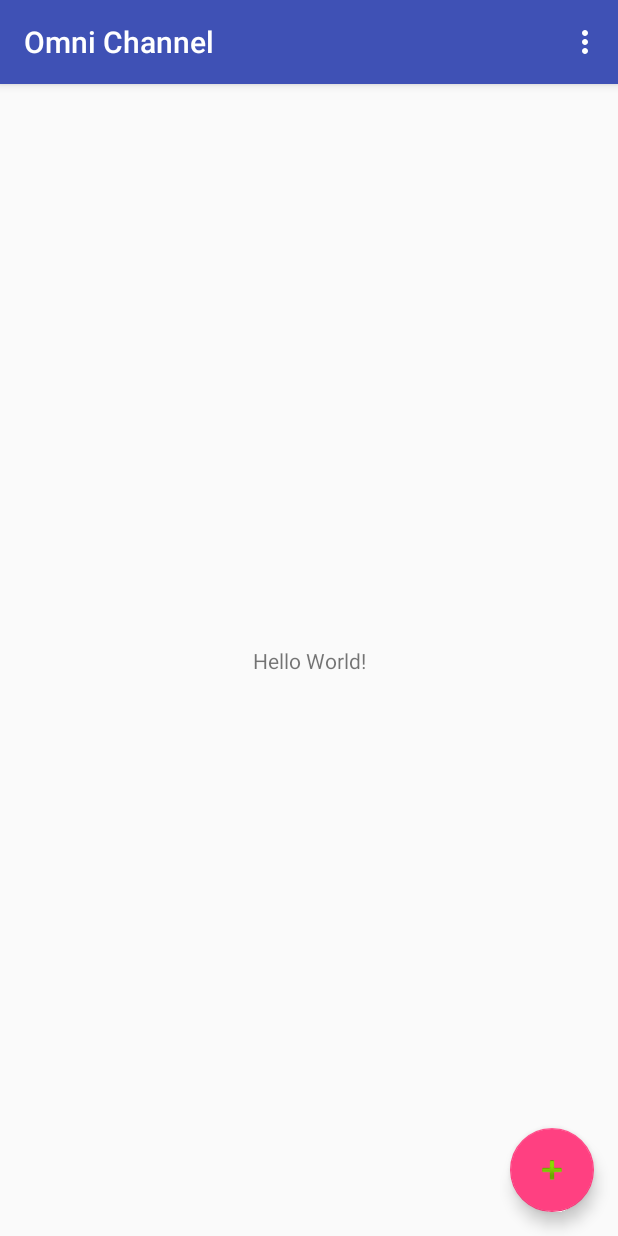
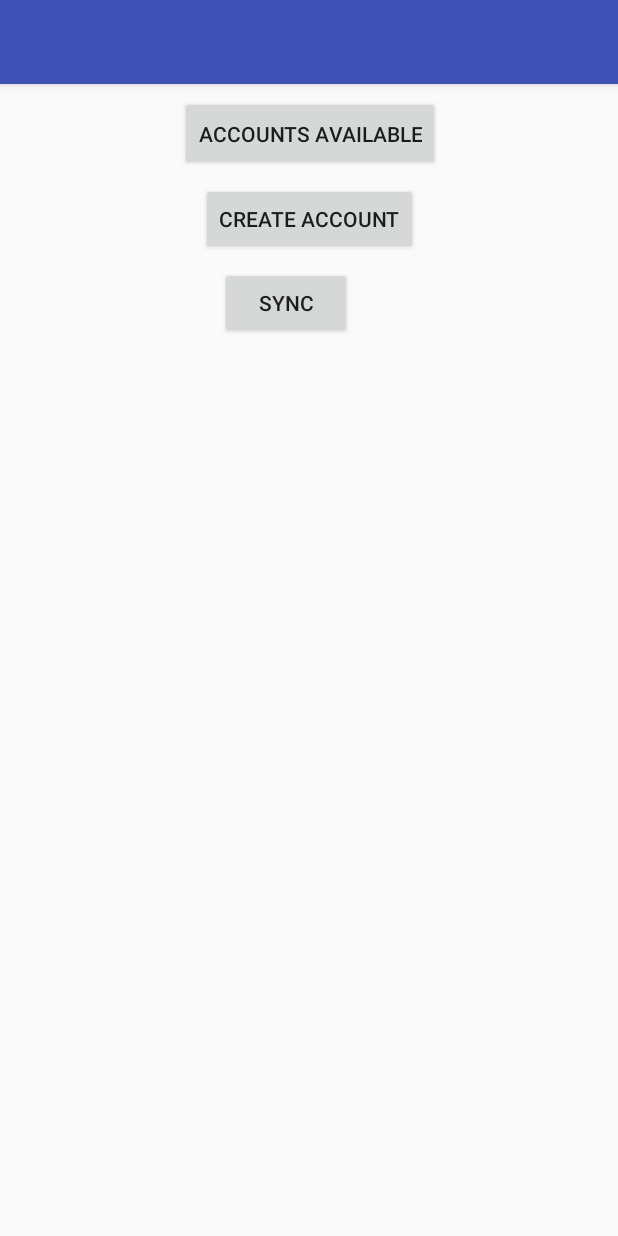
Before and after one commit to tdhlakama/omni, an Android app: the screen it shows after launch (MainActivity), on a phone screen of 412 x 824 dp. Run offline under Robolectric (Android 15) with nearby library versions, the phone set to English and light mode, and no system bars.

Commit message:
created activites for account creation and list view

```diff
--- a/app/build.gradle
+++ b/app/build.gradle
@@ -26,4 +26,5 @@ dependencies {
     testImplementation 'junit:junit:4.12'
     androidTestImplementation 'com.android.support.test:runner:1.0.1'
     androidTestImplementation 'com.android.support.test.espresso:espresso-core:3.0.1'
+    implementation 'com.android.support:cardview-v7:26.1.0'
 }
--- a/app/src/main/java/zw/co/tk/omnichannel/MainActivity.java
+++ b/app/src/main/java/zw/co/tk/omnichannel/MainActivity.java
@@ -1,6 +1,8 @@
 package zw.co.tk.omnichannel;
 
+import android.content.Intent;
 import android.os.Bundle;
+import android.support.constraint.ConstraintLayout;
 import android.support.design.widget.FloatingActionButton;
 import android.support.design.widget.Snackbar;
 import android.support.v7.app.AppCompatActivity;
@@ -8,22 +10,36 @@ import android.support.v7.widget.Toolbar;
 import android.view.View;
 import android.view.Menu;
 import android.view.MenuItem;
+import android.widget.Button;
 
-public class MainActivity extends AppCompatActivity {
+public class MainActivity extends MenuBar {
+
+    Button createAccountBtn;
+    Button syncBtn;
+    Button listAccountBtn;
 
     @Override
     protected void onCreate(Bundle savedInstanceState) {
         super.onCreate(savedInstanceState);
         setContentView(R.layout.activity_main);
-        Toolbar toolbar = (Toolbar) findViewById(R.id.toolbar);
-        setSupportActionBar(toolbar);
 
-        FloatingActionButton fab = (FloatingActionButton) findViewById(R.id.fab);
-        fab.setOnClickListener(new View.OnClickListener() {
+        syncBtn = (Button) findViewById(R.id.btn_sync);
+        createAccountBtn = (Button) findViewById(R.id.btn_create_account);
+        listAccountBtn = (Button) findViewById(R.id.btn_list_accounts);
+
+        createAccountBtn.setOnClickListener(new View.OnClickListener() {
             @Override
             public void onClick(View view) {
-                Snackbar.make(view, "Replace with your own action", Snackbar.LENGTH_LONG)
-                        .setAction("Action", null).show();
+                Intent intent = new Intent(MainActivity.this, AccountActivity.class);
+                startActivity(intent);
+            }
+        });
+
+        listAccountBtn.setOnClickListener(new View.OnClickListener() {
+            @Override
+            public void onClick(View view) {
+                Intent intent = new Intent(MainActivity.this, AccountListActivity.class);
+                startActivity(intent);
             }
         });
     }
--- /dev/null
+++ b/app/src/main/java/zw/co/tk/omnichannel/MenuBar.java
@@ -0,0 +1,21 @@
+package zw.co.tk.omnichannel;
+
+import android.support.v7.app.AppCompatActivity;
+import android.support.v7.widget.Toolbar;
+
+/**
+ * Created by tdhla on 15-Dec-17.
+ */
+
+public class MenuBar extends AppCompatActivity {
+
+    public Toolbar toolbar;
+
+    public void createToolBar(String title){
+        Toolbar toolbar = findViewById(R.id.toolbar);
+        toolbar.setTitle(title);
+        setSupportActionBar(toolbar);
+    }
+
+
+}
--- a/app/src/main/res/layout/activity_main.xml
+++ b/app/src/main/res/layout/activity_main.xml
@@ -1,12 +1,14 @@
 <?xml version="1.0" encoding="utf-8"?>
-<android.support.design.widget.CoordinatorLayout xmlns:android="http://schemas.android.com/apk/res/android"
+<android.support.constraint.ConstraintLayout xmlns:android="http://schemas.android.com/apk/res/android"
     xmlns:app="http://schemas.android.com/apk/res-auto"
     xmlns:tools="http://schemas.android.com/tools"
     android:layout_width="match_parent"
     android:layout_height="match_parent"
+    app:layout_behavior="@string/appbar_scrolling_view_behavior"
     tools:context="zw.co.tk.omnichannel.MainActivity">
 
     <android.support.design.widget.AppBarLayout
+        android:id="@+id/appBarLayout"
         android:layout_width="match_parent"
         android:layout_height="wrap_content"
         android:theme="@style/AppTheme.AppBarOverlay">
@@ -20,14 +22,45 @@
 
     </android.support.design.widget.AppBarLayout>
 
-    <include layout="@layout/content_main" />
 
-    <android.support.design.widget.FloatingActionButton
-        android:id="@+id/fab"
+    <Button
+        android:id="@+id/btn_create_account"
         android:layout_width="wrap_content"
         android:layout_height="wrap_content"
-        android:layout_gravity="bottom|end"
-        android:layout_margin="@dimen/fab_margin"
-        app:srcCompat="@android:drawable/ic_input_add" />
+        android:layout_marginEnd="8dp"
+        android:layout_marginStart="8dp"
+        android:layout_marginTop="8dp"
+        android:text="Create Account"
+        app:layout_constraintEnd_toEndOf="parent"
+        app:layout_constraintHorizontal_bias="0.502"
+        app:layout_constraintStart_toStartOf="parent"
+        app:layout_constraintTop_toBottomOf="@+id/btn_list_accounts" />
 
-</android.support.design.widget.CoordinatorLayout>
+    <Button
+        android:id="@+id/btn_list_accounts"
+        android:layout_width="wrap_content"
+        android:layout_height="50dp"
+        android:layout_marginEnd="8dp"
+        android:layout_marginStart="8dp"
+        android:layout_marginTop="8dp"
+        android:text="Accounts Available"
+        app:layout_constraintEnd_toEndOf="parent"
+        app:layout_constraintHorizontal_bias="0.502"
+        app:layout_constraintStart_toStartOf="parent"
+        app:layout_constraintTop_toBottomOf="@+id/appBarLayout" />
+
+    <Button
+        android:id="@+id/btn_sync"
+        android:layout_width="88dp"
+        android:layout_height="wrap_content"
+        android:layout_marginEnd="8dp"
+        android:layout_marginStart="8dp"
+        android:layout_marginTop="8dp"
+        android:text="Sync"
+        app:layout_constraintEnd_toEndOf="parent"
+        app:layout_constraintHorizontal_bias="0.45"
+        app:layout_constraintStart_toStartOf="parent"
+        app:layout_constraintTop_toBottomOf="@+id/btn_create_account" />
+
+
+</android.support.constraint.ConstraintLayout>
--- a/app/src/main/res/layout/content_main.xml
+++ /dev/null
@@ -1,20 +0,0 @@
-<?xml version="1.0" encoding="utf-8"?>
-<android.support.constraint.ConstraintLayout xmlns:android="http://schemas.android.com/apk/res/android"
-    xmlns:app="http://schemas.android.com/apk/res-auto"
-    xmlns:tools="http://schemas.android.com/tools"
-    android:layout_width="match_parent"
-    android:layout_height="match_parent"
-    app:layout_behavior="@string/appbar_scrolling_view_behavior"
-    tools:context="zw.co.tk.omnichannel.MainActivity"
-    tools:showIn="@layout/activity_main">
-
-    <TextView
-        android:layout_width="wrap_content"
-        android:layout_height="wrap_content"
-        android:text="Hello World!"
-        app:layout_constraintBottom_toBottomOf="parent"
-        app:layout_constraintLeft_toLeftOf="parent"
-        app:layout_constraintRight_toRightOf="parent"
-        app:layout_constraintTop_toTopOf="parent" />
-
-</android.support.constraint.ConstraintLayout>
```
Also changed, not shown: app/src/main/AndroidManifest.xml (+8 -0 lines), app/src/main/java/zw/co/tk/omnichannel/AccountActivity.java (added, +25 -0 lines), app/src/main/java/zw/co/tk/omnichannel/AccountListActivity.java (added, +21 -0 lines), app/src/main/java/zw/co/tk/omnichannel/model/Customer.java (added, +8 -0 lines), app/src/main/res/layout/account_activity.xml (added, +162 -0 lines), app/src/main/res/layout/account_list_activity.xml (added, +32 -0 lines).
